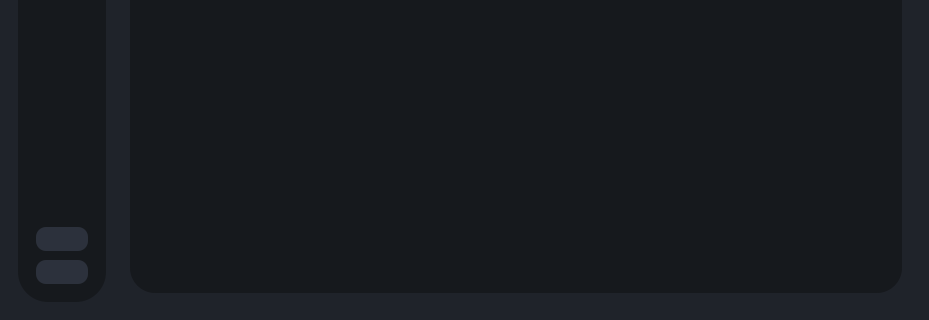
Above: testRVEInterface.ui from TNTwise/REAL-Video-Enhancer before the change; both pictures show x 0 to 929 and y 430 to 750 of the 929 by 750 pixel window. Below: the same form after it.
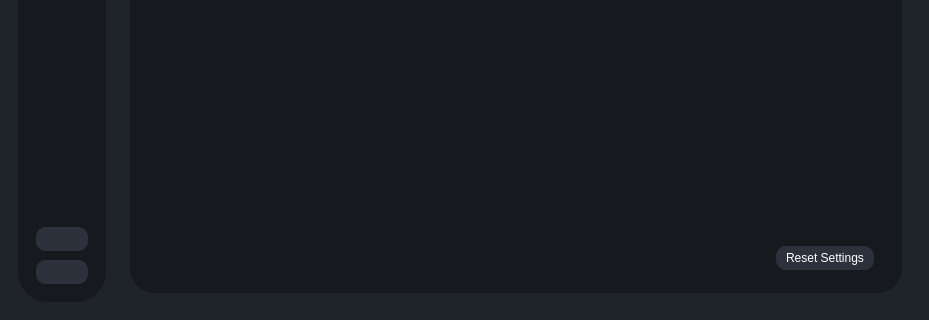
That is the form after the change. The open tabs and pages were chosen to show the change. Icons and pictures are not drawn.

The edit to the form file:
```diff
--- a/testRVEInterface.ui
+++ b/testRVEInterface.ui
@@ -1354,6 +1354,32 @@
                 </property>
                </spacer>
               </item>
+              <item>
+               <widget class="QWidget" name="widget_4" native="true">
+                <layout class="QHBoxLayout" name="horizontalLayout_20">
+                 <item>
+                  <spacer name="horizontalSpacer_4">
+                   <property name="orientation">
+                    <enum>Qt::Orientation::Horizontal</enum>
+                   </property>
+                   <property name="sizeHint" stdset="0">
+                    <size>
+                     <width>40</width>
+                     <height>20</height>
+                    </size>
+                   </property>
+                  </spacer>
+                 </item>
+                 <item>
+                  <widget class="QPushButton" name="resetSettingsBtn">
+                   <property name="text">
+                    <string>Reset Settings</string>
+                   </property>
+                  </widget>
+                 </item>
+                </layout>
+               </widget>
+              </item>
              </layout>
             </widget>
             <widget class="QWidget" name="downloadPage">
```
